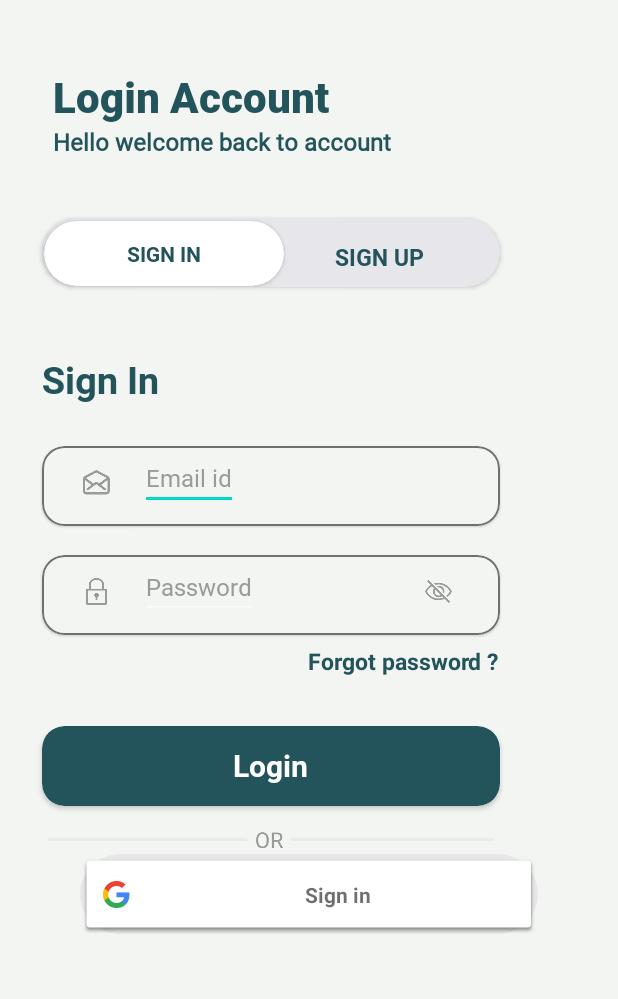
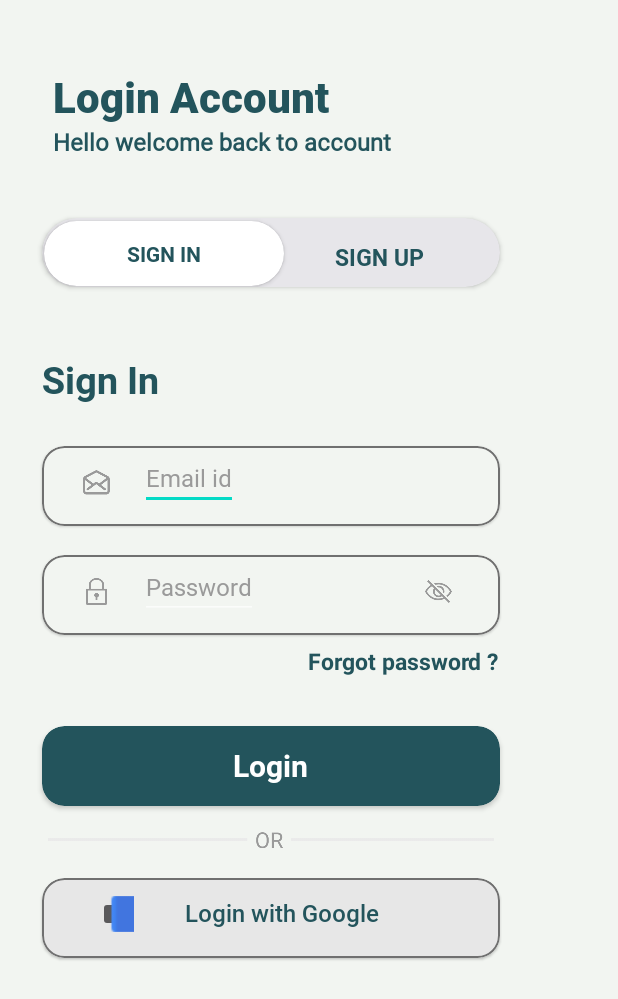
Before and after one commit to RiyaShah08/theExplorer, an Android app: the login screen opened directly, with no data from a screen before it, on a phone screen of 412 x 824 dp. Shown: the top 999 px of the screen. Run offline under Robolectric (Android 15) with nearby library versions, the light colour scheme and no system bars; our stand-ins replace Firebase (no records; nobody signed in at launch, a user with empty details on screens opened directly).

Commit message:
In progress

```diff
--- a/app/src/main/java/com/example/travelguideapp/login.kt
+++ b/app/src/main/java/com/example/travelguideapp/login.kt
@@ -18,6 +18,8 @@ import com.google.firebase.auth.GoogleAuthProvider
 class login : AppCompatActivity() {
 
     private lateinit var auth: FirebaseAuth
+    private val RC_SIGN_IN = 89
+    private lateinit var googleSignInClient: GoogleSignInClient
 
     override fun onCreate(savedInstanceState: Bundle?) {
         super.onCreate(savedInstanceState)
@@ -46,7 +48,15 @@ class login : AppCompatActivity() {
             val intent = Intent(this, forgotpass::class.java)
             startActivity(intent)
         }
+
+        val gso = GoogleSignInOptions.Builder(GoogleSignInOptions.DEFAULT_SIGN_IN)
+            .requestIdToken(getString(R.string.default_web_client_id_auth))
+            .requestEmail().build()
+
+        googleSignInClient = GoogleSignIn.getClient(this, gso)
     }
+
+
 
     private fun checkcredential(userinput: String, passinput: String) {
         if (userinput.isNotEmpty() && passinput.isNotEmpty()) {
@@ -61,4 +71,9 @@ class login : AppCompatActivity() {
             }
         }
     }
+
+    fun loginwithgoogle(view: android.view.View) {
+        val signInIntent = googleSignInClient.signInIntent
+        startActivityForResult(signInIntent, RC_SIGN_IN)
+    }
 }
--- a/app/src/main/res/layout/activity_login.xml
+++ b/app/src/main/res/layout/activity_login.xml
@@ -215,10 +215,12 @@
             android:layout_height="53dp"
             android:layout_marginTop="484dp"
             android:layout_marginStart="28dp"
+            android:onClick="login1"
             app:cardBackgroundColor="@color/txtcolor"
             app:cardCornerRadius="15dp"
             app:layout_constraintStart_toStartOf="parent"
-            app:layout_constraintTop_toTopOf="parent">
+            app:layout_constraintTop_toTopOf="parent"
+            tools:ignore="OnClick">
 
             <TextView
                 android:layout_width="wrap_content"
@@ -244,19 +246,9 @@
         app:layout_constraintTop_toTopOf="parent" />
 
     #login with google
-
-    <com.google.android.gms.common.SignInButton
-        android:id="@+id/googlesignin"
-        android:layout_width="305dp"
-        android:layout_height="53dp"
-        android:background="@drawable/button_google"
-        app:layout_constraintEnd_toEndOf="parent"
-        app:layout_constraintStart_toStartOf="parent"
-        app:layout_constraintTop_toBottomOf="@+id/imageView" />
-
-
-     <!--   <com.google.android.material.card.MaterialCardView
+     <com.google.android.material.card.MaterialCardView
             android:id="@+id/loginwithgoogle"
+            android:onClick="loginwithgoogle"
             android:layout_width="305dp"
             android:layout_height="53dp"
             android:layout_marginTop="585dp"
@@ -269,7 +261,6 @@
             app:layout_constraintTop_toTopOf="parent">
 
             <ImageButton
-                android:id="@+id/login_google"
                 android:layout_width="24dp"
                 android:layout_height="24dp"
                 android:layout_marginTop="12dp"
@@ -292,6 +283,6 @@
                 app:layout_constraintStart_toStartOf="parent"
                 app:layout_constraintTop_toTopOf="parent"/>
 
-        </com.google.android.material.card.MaterialCardView>-->
+        </com.google.android.material.card.MaterialCardView>
 
 </androidx.constraintlayout.widget.ConstraintLayout>
--- a/app/src/main/res/values/strings.xml
+++ b/app/src/main/res/values/strings.xml
@@ -1,3 +1,4 @@
 <resources>
     <string name="app_name">travelguideapp</string>
+    <string name="default_web_client_id_auth">377482358866-q7r5jd901ls6tk5mqovcsd8ld36r4f7u.apps.googleusercontent.com</string>
 </resources>
```
